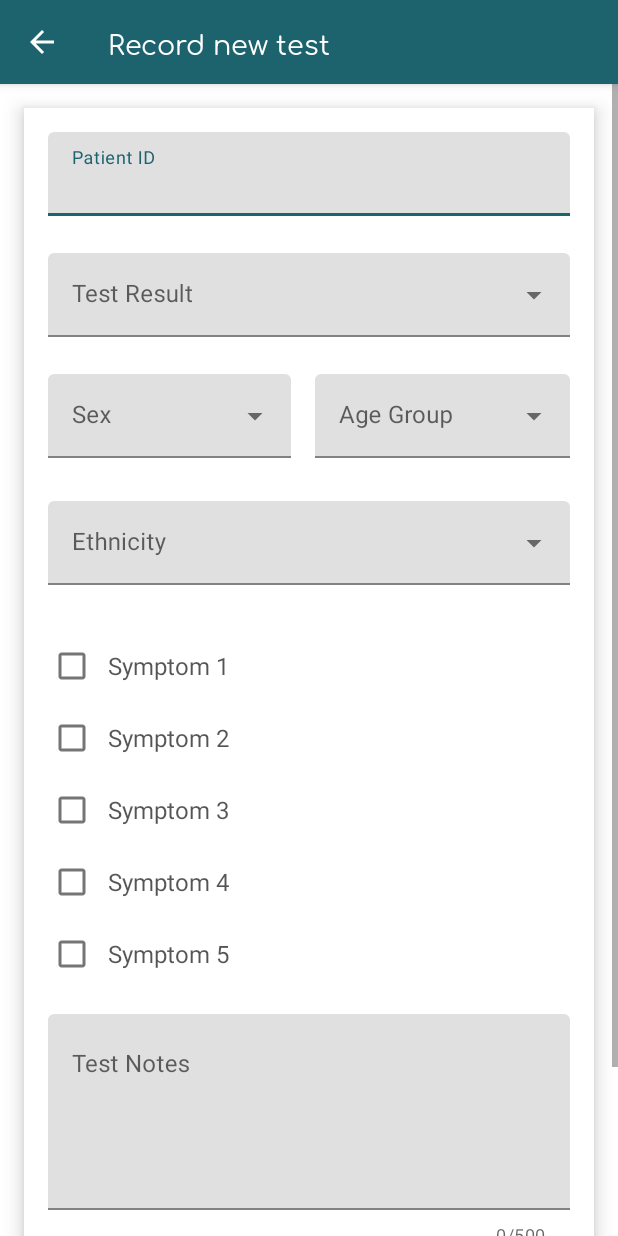
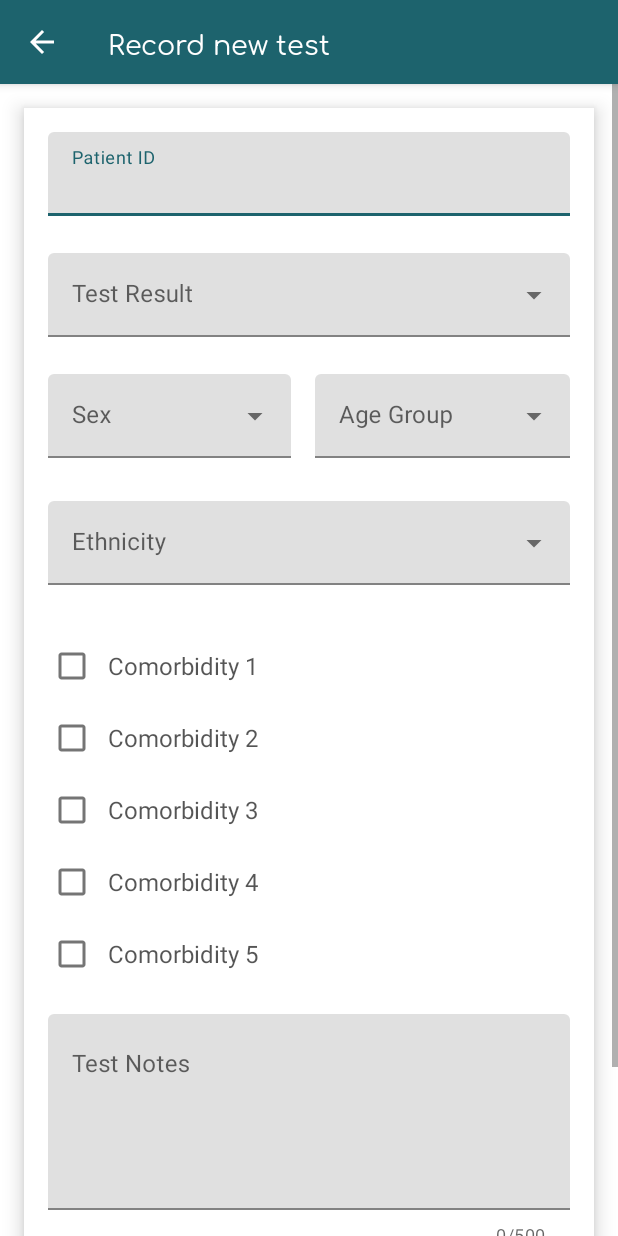
Before and after one commit to lukemorris89/udacity_capstoneProject, an Android app: the RecordTestActivity screen opened directly, with no data from a screen before it, on a phone screen of 412 x 824 dp. Run offline under Robolectric (Android 15) with nearby library versions, the phone set to English and light mode, and no system bars; our stand-ins replace Room's generated code; 3 statements that could not run were skipped.

Commit message:
Minor code cleanup and styling changes.

```diff
--- a/CapstoneProject/app/src/main/AndroidManifest.xml
+++ b/CapstoneProject/app/src/main/AndroidManifest.xml
@@ -3,7 +3,6 @@
     package="com.example.capstoneproject">
 
     <uses-feature android:name="android.hardware.location.gps" />
-
 
     <uses-permission android:name="android.permission.ACCESS_FINE_LOCATION" />
     <uses-permission android:name="android.permission.ACCESS_COARSE_LOCATION" />
@@ -16,7 +15,8 @@
         android:label="@string/app_name"
         android:roundIcon="@mipmap/ic_launcher_logo_round"
         android:supportsRtl="true"
-        android:theme="@style/AppTheme.NoActionBar">
+        android:theme="@style/AppTheme.NoActionBar"
+        android:screenOrientation="portrait">
 
         <meta-data
             android:name="com.google.android.gms.version"
--- a/CapstoneProject/app/src/main/java/com/example/capstoneproject/ui/RecordTestActivity.java
+++ b/CapstoneProject/app/src/main/java/com/example/capstoneproject/ui/RecordTestActivity.java
@@ -1,22 +1,19 @@
 package com.example.capstoneproject.ui;
 
 import android.Manifest;
+import android.annotation.SuppressLint;
 import android.app.Activity;
 import android.content.Intent;
 import android.content.pm.PackageManager;
 import android.location.Location;
-import android.location.LocationManager;
 import android.os.AsyncTask;
 import android.os.Bundle;
 import android.os.Looper;
 import android.text.Editable;
 import android.text.TextWatcher;
-import android.util.Log;
-import android.view.MotionEvent;
 import android.view.View;
 import android.view.ViewGroup;
 import android.view.inputmethod.InputMethodManager;
-import android.widget.Adapter;
 import android.widget.AdapterView;
 import android.widget.ArrayAdapter;
 import android.widget.AutoCompleteTextView;
@@ -26,7 +23,6 @@ import android.widget.EditText;
 import android.widget.ScrollView;
 import android.widget.TextView;
 
-import androidx.annotation.NonNull;
 import androidx.appcompat.app.ActionBar;
 import androidx.appcompat.app.AppCompatActivity;
 import androidx.appcompat.widget.Toolbar;
@@ -37,17 +33,12 @@ import com.example.capstoneproject.R;
 import com.example.capstoneproject.data.TestViewModel;
 import com.example.capstoneproject.model.Test;
 import com.example.capstoneproject.utils.LocationHelper;
-import com.google.android.gms.location.FusedLocationProviderClient;
 import com.google.android.gms.location.LocationCallback;
 import com.google.android.gms.location.LocationRequest;
 import com.google.android.gms.location.LocationResult;
 import com.google.android.gms.location.LocationServices;
 import com.google.android.gms.location.LocationSettingsRequest;
 import com.google.android.gms.location.SettingsClient;
-import com.google.android.gms.maps.CameraUpdateFactory;
-import com.google.android.gms.maps.model.LatLng;
-import com.google.android.gms.tasks.OnFailureListener;
-import com.google.android.gms.tasks.OnSuccessListener;
 import com.google.android.material.textfield.TextInputLayout;
 
 import java.util.ArrayList;
@@ -56,10 +47,6 @@ import java.util.Date;
 import java.util.List;
 
 public class RecordTestActivity extends AppCompatActivity implements AdapterView.OnItemSelectedListener {
-    private static final String LOG_TAG = RecordTestActivity.class.getSimpleName();
-
-    private long UPDATE_INTERVAL = 60 * 1000;  /* 60 secs */
-    private long FASTEST_INTERVAL = 2000; /* 2 sec */
 
     private static final int LOCATION_PERMISSION_REQUEST_CODE = 1;
 
@@ -76,7 +63,6 @@ public class RecordTestActivity extends AppCompatActivity implements AdapterView
     private List<TextInputLayout> mDropdownLayouts;
     private List<EditText> mEditTextInputs;
     private List<AutoCompleteTextView> mDropdownInputs;
-    private List<List<String>> mDropdownInputsLists;
 
     private List<String> mDropdownErrorTextList;
     private List<View> mInvalidViews;
@@ -85,21 +71,8 @@ public class RecordTestActivity extends AppCompatActivity implements AdapterView
     private Button mEditTestButton;
     private ScrollView mRecordEditTestScrollView;
     private ScrollView mViewTestScrollView;
-    private TextView mTestIDTextView;
 
     private Test mCurrentTest;
-    private List<String> mCurrentTestComorbidities;
-    private String mCurrentTestDateFormatted;
-    private String mCurrentTestLocation;
-
-    private String mPatientID;
-    private String mTestResult;
-    private String mSex;
-    private String mAgeGroup;
-    private String mEthnicity;
-    private ArrayList<String> mComorbidities;
-    private String mTestNotes;
-    private Date mTestDate;
 
     private TestViewModel mTestViewModel;
 
@@ -117,12 +90,10 @@ public class RecordTestActivity extends AppCompatActivity implements AdapterView
         mRecordEditTestScrollView = findViewById(R.id.test_results_scrollview);
         mViewTestScrollView = findViewById(R.id.view_test_scrollview);
         TextView testIDTitleTextView = findViewById(R.id.test_id_title_edittest_textview);
-        mTestIDTextView = findViewById(R.id.test_id_edittest_textview);
+        TextView testIDTextView = findViewById(R.id.test_id_edittest_textview);
 
         final boolean[] isEditable = {false};
-        mEditTestButton.setOnClickListener(new View.OnClickListener() {
-            @Override
-            public void onClick(View view) {
+        mEditTestButton.setOnClickListener(view -> {
             if (isEditable[0]) {
                 mRecordEditTestScrollView.setVisibility(View.GONE);
                 mViewTestScrollView.setVisibility(View.VISIBLE);
@@ -133,7 +104,6 @@ public class RecordTestActivity extends AppCompatActivity implements AdapterView
                 mViewTestScrollView.setVisibility(View.GONE);
                 mEditTestButton.setText(R.string.cancel);
                 isEditable[0] = true;
-                }
             }
         });
 
@@ -156,7 +126,7 @@ public class RecordTestActivity extends AppCompatActivity implements AdapterView
             mEditTestButton.setVisibility(View.VISIBLE);
             mRecordEditTestScrollView.setVisibility(View.GONE);
             mViewTestScrollView.setVisibility(View.VISIBLE);
-            mTestIDTextView.setVisibility(View.VISIBLE);
+            testIDTextView.setVisibility(View.VISIBLE);
             testIDTitleTextView.setVisibility(View.VISIBLE);
             new GetTestAsyncTask().execute(mTestID);
         } else  {
@@ -167,17 +137,14 @@ public class RecordTestActivity extends AppCompatActivity implements AdapterView
         saveButton.setOnClickListener(view -> saveTestResult());
     }
 
+    @SuppressLint("ClickableViewAccessibility")
     public void setupUI(View view) {
-        // Set up touch listener for non-text box views to hide keyboard.
         if (!(view instanceof EditText) || view instanceof AutoCompleteTextView) {
-            view.setOnTouchListener(new View.OnTouchListener() {
-                public boolean onTouch(View v, MotionEvent event) {
+            view.setOnTouchListener((v, event) -> {
                 hideSoftKeyboard();
                 return false;
-                }
             });
         }
-        //If a layout container, iterate over children and seed recursion.
         if (view instanceof ViewGroup) {
             for (int i = 0; i < ((ViewGroup) view).getChildCount(); i++) {
                 View innerView = ((ViewGroup) view).getChildAt(i);
@@ -209,11 +176,11 @@ public class RecordTestActivity extends AppCompatActivity implements AdapterView
         mDropdownInputs.add(findViewById(R.id.age_test_result_dropdown));
         mDropdownInputs.add(findViewById(R.id.ethnicity_test_result_dropdown));
 
-        mDropdownInputsLists = new ArrayList<>();
-        mDropdownInputsLists.add(Arrays.asList(getResources().getStringArray(R.array.result_options)));
-        mDropdownInputsLists.add(Arrays.asList(getResources().getStringArray(R.array.sex_options)));
-        mDropdownInputsLists.add(Arrays.asList(getResources().getStringArray(R.array.age_groups)));
-        mDropdownInputsLists.add(Arrays.asList(getResources().getStringArray(R.array.ethnicity_options)));
+        List<List<String>> dropdownInputsLists = new ArrayList<>();
+        dropdownInputsLists.add(Arrays.asList(getResources().getStringArray(R.array.result_options)));
+        dropdownInputsLists.add(Arrays.asList(getResources().getStringArray(R.array.sex_options)));
+        dropdownInputsLists.add(Arrays.asList(getResources().getStringArray(R.array.age_groups)));
+        dropdownInputsLists.add(Arrays.asList(getResources().getStringArray(R.array.ethnicity_options)));
 
         mDropdownLayouts = new ArrayList<>();
         mDropdownLayouts.add(findViewById(R.id.test_result_dropdown_layout));
@@ -222,7 +189,7 @@ public class RecordTestActivity extends AppCompatActivity implements AdapterView
         mDropdownLayouts.add(findViewById(R.id.ethnicity_dropdown_layout));
 
         for (int i = 0; i < mDropdownInputs.size(); i++) {
-            mDropdownInputs.get(i).setAdapter(new ArrayAdapter<>(this, R.layout.dropdown_custom_textview, mDropdownInputsLists.get(i)));
+            mDropdownInputs.get(i).setAdapter(new ArrayAdapter<>(this, R.layout.dropdown_custom_textview, dropdownInputsLists.get(i)));
             mDropdownInputs.get(i).setThreshold(200);
         }
         setUpDropdownValidation();
@@ -291,26 +258,21 @@ public class RecordTestActivity extends AppCompatActivity implements AdapterView
                 }
             };
             dropdownInput.addTextChangedListener(dropdownTextWatcher);
-            dropdownInput.setOnDismissListener(new AutoCompleteTextView.OnDismissListener() {
-                @Override
-                public void onDismiss() {
+            dropdownInput.setOnDismissListener(() -> {
                 if (dropdownInput.getText().toString().isEmpty()) {
                     dropdownLayout.setError(mDropdownErrorTextList.get(finalI));
                     mInvalidViews.add(mDropdownInputs.get(finalI));
                 } else {
                     dropdownLayout.setError(null);
                 }
-                }
             });
         }
     }
 
-
-
     private void saveTestResult() {
         TextInputLayout patientIdEditTextLayout = mEditTextLayouts.get(0);
-        mPatientID = mEditTextInputs.get(0).getText().toString();
-        if (mPatientID.length() < mPatientIdMinLength) {
+        String patientID = mEditTextInputs.get(0).getText().toString();
+        if (patientID.length() < mPatientIdMinLength) {
             patientIdEditTextLayout.setError("Please enter min 5 digits");
             mInvalidViews.add(patientIdEditTextLayout);
         } else {
@@ -329,41 +291,38 @@ public class RecordTestActivity extends AppCompatActivity implements AdapterView
         }
 
         if (mInvalidViews.size() > 0) {
-            mRecordEditTestScrollView.post(new Runnable() {
-                @Override
-                public void run() {
+            mRecordEditTestScrollView.post(() -> {
                 mInvalidViews.get(0).requestFocus();
                 mRecordEditTestScrollView.scrollTo(0, mInvalidViews.get(0).getBottom());
                 mInvalidViews.clear();
-                }
             });
             return;
         }
 
-        mTestResult = mDropdownInputs.get(0).getText().toString();
-        mSex = mDropdownInputs.get(1).getText().toString();
-        mAgeGroup = mDropdownInputs.get(2).getText().toString();
-        mEthnicity = mDropdownInputs.get(3).getText().toString();
+        String testResult = mDropdownInputs.get(0).getText().toString();
+        String sex = mDropdownInputs.get(1).getText().toString();
+        String ageGroup = mDropdownInputs.get(2).getText().toString();
+        String ethnicity = mDropdownInputs.get(3).getText().toString();
 
-        mComorbidities = new ArrayList<>();
+        ArrayList<String> comorbidities = new ArrayList<>();
         int countComorbidities = 0;
         for (int i = 0; i < mComorbiditiesCheckboxes.size(); i++) {
             if (mComorbiditiesCheckboxes.get(i).isChecked()) {
-                mComorbidities.add(mComorbiditiesCheckboxes.get(i).getText().toString());
+                comorbidities.add(mComorbiditiesCheckboxes.get(i).getText().toString());
                 countComorbidities++;
             }
         }
         if (countComorbidities == 0) {
-            mComorbidities.add(getString(R.string.na));
+            comorbidities.add(getString(R.string.na));
         }
 
-        mTestDate = new Date(System.currentTimeMillis());
+        Date testDate = new Date(System.currentTimeMillis());
 
         EditText testNotesEditText = findViewById(R.id.test_notes_edittext_input);
-        mTestNotes = testNotesEditText.getText().toString();
+        String testNotes = testNotesEditText.getText().toString();
 
         if (isViewEditTest) {
-            Test test = new Test(mTestID, mPatientID, mTestResult, mSex, mAgeGroup, mEthnicity, mComorbidities, mTestNotes, mCurrentTest.getTestLatitude(),mCurrentTest.getTestLongitude(), mCurrentTest.getTestLocation(), mCurrentTest.getTestDate());
+            Test test = new Test(mTestID, patientID, testResult, sex, ageGroup, ethnicity, comorbidities, testNotes, mCurrentTest.getTestLatitude(),mCurrentTest.getTestLongitude(), mCurrentTest.getTestLocation(), mCurrentTest.getTestDate());
             mTestViewModel.updateTest(test);
             Intent intent = new Intent(this, MainActivity.class);
             startActivity(intent);
@@ -372,7 +331,7 @@ public class RecordTestActivity extends AppCompatActivity implements AdapterView
             LocationHelper locationHelper = new LocationHelper(this);
             String location = locationHelper.getAddress(mTestLatitude, mTestLongitude);
 //
-            Test test = new Test(mPatientID, mTestResult, mSex, mAgeGroup, mEthnicity, mComorbidities, mTestNotes, mTestLatitude, mTestLongitude, location, mTestDate);
+            Test test = new Test(patientID, testResult, sex, ageGroup, ethnicity, comorbidities, testNotes, mTestLatitude, mTestLongitude, location, testDate);
             mTestViewModel.insertTest(test);
 //
             Intent intent = new Intent(RecordTestActivity.this, MainActivity.class);
@@ -408,18 +367,18 @@ public class RecordTestActivity extends AppCompatActivity implements AdapterView
         mDropdownInputs.get(3).setText(test.getEthnicity());
 
         TextView viewTestComorbidities = findViewById(R.id.comorbidities_textview);
-        mCurrentTestComorbidities = test.getComorbidities();
+        List<String> currentTestComorbidities = test.getComorbidities();
         StringBuilder builder = new StringBuilder();
-        for (int i = 0; i < mCurrentTestComorbidities.size() - 1; i++) {
-            builder.append(mCurrentTestComorbidities.get(i));
+        for (int i = 0; i < currentTestComorbidities.size() - 1; i++) {
+            builder.append(currentTestComorbidities.get(i));
             builder.append(", ");
         }
-        builder.append(mCurrentTestComorbidities.get(mCurrentTestComorbidities.size()-1));
+        builder.append(currentTestComorbidities.get(currentTestComorbidities.size()-1));
         String comorbiditiesString = builder.toString();
         viewTestComorbidities.setText(comorbiditiesString);
-        for (int i = 0; i < mCurrentTestComorbidities.size() ; i++) {
+        for (int i = 0; i < currentTestComorbidities.size() ; i++) {
             for (int j = 0; j < mComorbiditiesCheckboxes.size(); j++) {
-                if (mComorbiditiesCheckboxes.get(j).getText().equals(mCurrentTestComorbidities.get(i))) {
+                if (mComorbiditiesCheckboxes.get(j).getText().equals(currentTestComorbidities.get(i))) {
                     mComorbiditiesCheckboxes.get(j).setChecked(true);
                 }
             }
@@ -429,14 +388,14 @@ public class RecordTestActivity extends AppCompatActivity implements AdapterView
         viewTestNotes.setText(test.getTestNotes());
         mEditTextInputs.get(1).setText(test.getTestNotes());
 
-        mCurrentTestDateFormatted = test.getTestDateFormatted();
+        String currentTestDateFormatted = test.getTestDateFormatted();
         TextView viewTestDate = findViewById(R.id.test_date_textview);
-        viewTestDate.setText(mCurrentTestDateFormatted);
+        viewTestDate.setText(currentTestDateFormatted);
 
-        mCurrentTestLocation = test.getTestLocation();
+        String currentTestLocation = test.getTestLocation();
 
         TextView locationTextView = findViewById(R.id.test_location_textview);
-        locationTextView.setText(mCurrentTestLocation);
+        locationTextView.setText(currentTestLocation);
     }
 
     public void hideSoftKeyboard() {
@@ -473,23 +432,16 @@ public class RecordTestActivity extends AppCompatActivity implements AdapterView
 
     //Location Methods
     protected void startLocationUpdates() {
-        // Create the location request to start receiving updates
         LocationRequest mLocationRequest = new LocationRequest();
         mLocationRequest.setPriority(LocationRequest.PRIORITY_HIGH_ACCURACY);
-        mLocationRequest.setInterval(UPDATE_INTERVAL);
-        mLocationRequest.setFastestInterval(FASTEST_INTERVAL);
 
-        // Create LocationSettingsRequest object using location request
         LocationSettingsRequest.Builder builder = new LocationSettingsRequest.Builder();
         builder.addLocationRequest(mLocationRequest);
         LocationSettingsRequest locationSettingsRequest = builder.build();
 
-        // Check whether location settings are satisfied
-        // https://developers.google.com/android/reference/com/google/android/gms/location/SettingsClient
         SettingsClient settingsClient = LocationServices.getSettingsClient(this);
         settingsClient.checkLocationSettings(locationSettingsRequest);
 
-        // new Google API SDK v11 uses getFusedLocationProviderClient(this)
         if (ActivityCompat.checkSelfPermission(this, Manifest.permission.ACCESS_FINE_LOCATION) != PackageManager.PERMISSION_GRANTED) {
             ActivityCompat.requestPermissions(this, new String[]{Manifest.permission.ACCESS_FINE_LOCATION}, LOCATION_PERMISSION_REQUEST_CODE);
         }
@@ -507,28 +459,4 @@ public class RecordTestActivity extends AppCompatActivity implements AdapterView
         mTestLatitude = location.getLatitude();
         mTestLongitude = location.getLongitude();
     }
-
-    public void getLastLocation() {
-        // Get last known recent location using new Google Play Services SDK (v11+)
-        FusedLocationProviderClient locationClient = LocationServices.getFusedLocationProviderClient(this);
-
-        if (ActivityCompat.checkSelfPermission(this, Manifest.permission.ACCESS_FINE_LOCATION) != PackageManager.PERMISSION_GRANTED) {
-            ActivityCompat.requestPermissions(this, new String[]{Manifest.permission.ACCESS_FINE_LOCATION}, LOCATION_PERMISSION_REQUEST_CODE);
 }
-        locationClient.getLastLocation().addOnSuccessListener(new OnSuccessListener<Location>() {
-            @Override
-            public void onSuccess(Location location) {
-                // GPS location can be null if GPS is switched off
-                if (location != null) {
-                    onLocationChanged(location);
-                }
-            }
-        }).addOnFailureListener(new OnFailureListener() {
-            @Override
-            public void onFailure(@NonNull Exception e) {
-                Log.d("MapDemoActivity", "Error trying to get last GPS location");
-                e.printStackTrace();
-            }
-        });
-    }
-}
--- a/CapstoneProject/app/src/main/res/values/strings.xml
+++ b/CapstoneProject/app/src/main/res/values/strings.xml
@@ -8,11 +8,11 @@
     <string name="dashboard">Dashboard</string>
     <string name="map">Map</string>
     <string name="trends">Trends</string>
-    <string name="symptom_5">Symptom 5</string>
-    <string name="symptom_4">Symptom 4</string>
-    <string name="symptom_3">Symptom 3</string>
-    <string name="symptom_2">Symptom 2</string>
-    <string name="symptom_1">Symptom 1</string>
+    <string name="symptom_5">Comorbidity 5</string>
+    <string name="symptom_4">Comorbidity 4</string>
+    <string name="symptom_3">Comorbidity 3</string>
+    <string name="symptom_2">Comorbidity 2</string>
+    <string name="symptom_1">Comorbidity 1</string>
     <string name="save_test">Save Test</string>
     <string name="na">N/A</string>
     <string name="date_time">Date Time</string>
```
Also changed, not shown: CapstoneProject/app/src/main/java/com/example/capstoneproject/ui/DashboardFragment.java (+8 -14 lines), CapstoneProject/app/src/main/java/com/example/capstoneproject/ui/DashboardProgressBar.java (+4 -4 lines), CapstoneProject/app/src/main/java/com/example/capstoneproject/ui/GraphFragment.java (+18 -14 lines), CapstoneProject/app/src/main/java/com/example/capstoneproject/ui/LocationFragment.java (+30 -54 lines), CapstoneProject/app/src/main/java/com/example/capstoneproject/ui/MainActivity.java (+5 -6 lines), CapstoneProject/app/src/main/java/com/example/capstoneproject/ui/TestAdapter.java (+15 -3 lines). Lines whose indentation alone changed are shown as unchanged.
